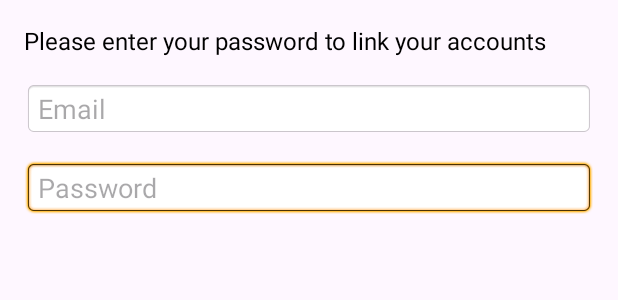
After one commit to Elgen19/SmartCity, an Android app: the layout dialog_link_account.xml on its own in the app's theme, with its tools: preview values and no code run, on a phone screen of 412 x 824 dp. The commit adds this screen. Shown: the top 300 px of the screen. Run offline under Robolectric (Android 15) with nearby library versions, the phone set to English and light mode, and no system bars.

Commit message:
updated edit profile picture, sharedpref onboarding setup

```diff
--- a/app/build.gradle.kts
+++ b/app/build.gradle.kts
@@ -56,6 +56,7 @@ dependencies {
     implementation(libs.material)
     implementation(libs.androidx.activity)
     implementation(libs.androidx.constraintlayout)
+    implementation(libs.firebase.storage.ktx)
     testImplementation(libs.junit)
     androidTestImplementation(libs.androidx.junit)
     androidTestImplementation(libs.androidx.espresso.core)
@@ -66,5 +67,7 @@ dependencies {
     implementation (libs.firebase.database.ktx)
     implementation (libs.play.services.auth)
     implementation (libs.circleimageview)
+    implementation (libs.glide)
+    annotationProcessor (libs.compiler)
 
 }
--- a/app/src/main/java/com/elgenium/smartcity/OnboardingScreenActivity.kt
+++ b/app/src/main/java/com/elgenium/smartcity/OnboardingScreenActivity.kt
@@ -1,12 +1,12 @@
 package com.elgenium.smartcity
 
-import android.content.Intent
+
 import android.os.Bundle
 import androidx.appcompat.app.AppCompatActivity
 import com.elgenium.smartcity.databinding.ActivityOnboardingScreenBinding
 import com.elgenium.smartcity.onboarding_adapter.OnboardingAdapter
 import com.elgenium.smartcity.onboarding_model.OnboardingItem
-import com.google.android.material.tabs.TabLayoutMediator
+
 
 class OnboardingScreenActivity : AppCompatActivity() {
 
--- a/app/src/main/java/com/elgenium/smartcity/ProfileActivity.kt
+++ b/app/src/main/java/com/elgenium/smartcity/ProfileActivity.kt
@@ -4,6 +4,7 @@ import android.content.Intent
 import android.os.Bundle
 import android.widget.Toast
 import androidx.appcompat.app.AppCompatActivity
+import androidx.core.content.ContextCompat
 import com.elgenium.smartcity.databinding.ActivityProfileBinding
 import com.elgenium.smartcity.googlesignin.GoogleSignInClientProvider
 import com.google.android.gms.auth.api.signin.GoogleSignInClient
@@ -31,9 +32,11 @@ class ProfileActivity : AppCompatActivity() {
             signOut()
         }
 
-        binding.profileCard.setOnClickListener{
+        binding.profileCard.setOnClickListener {
+            binding.profileCard.setCardBackgroundColor(ContextCompat.getColor(this, R.color.neutral_color))
             startActivity(Intent(this, EditProfileActivity::class.java))
         }
+
     }
 
     private fun signOut() {
--- a/app/src/main/java/com/elgenium/smartcity/SignInActivity.kt
+++ b/app/src/main/java/com/elgenium/smartcity/SignInActivity.kt
@@ -134,7 +134,7 @@ class SignInActivity : AppCompatActivity() {
         val userInfo = mapOf(
             "email" to email,
             "fullName" to fullName,
-            "phoneNumber" to "Not Available" // Placeholder; phone number needs additional scope or input
+            "phoneNumber" to "Not Available", // Placeholder; phone number needs additional scope or input
         )
         database.child(userId).setValue(userInfo).addOnCompleteListener { task ->
             if (task.isSuccessful) {
@@ -144,6 +144,7 @@ class SignInActivity : AppCompatActivity() {
             }
         }
     }
+
 
 
     private fun signInUser(email: String, password: String) {
--- /dev/null
+++ b/app/src/main/res/drawable/ripple_background.xml
@@ -0,0 +1,5 @@
+<?xml version="1.0" encoding="utf-8"?>
+<ripple xmlns:android="http://schemas.android.com/apk/res/android"
+    android:color="@color/brand_color">
+    <item android:drawable="@android:color/transparent" />
+</ripple>
--- a/app/src/main/res/layout/activity_edit_profile.xml
+++ b/app/src/main/res/layout/activity_edit_profile.xml
@@ -40,6 +40,8 @@
         android:layout_below="@id/titleTextView"
         android:layout_centerHorizontal="true"
         android:layout_marginTop="64dp"
+        android:clickable="true"
+        android:focusable="true"
         android:src="@drawable/male" />
 
     <!-- Personal Information Title -->
@@ -61,6 +63,7 @@
         android:layout_width="match_parent"
         android:layout_height="wrap_content"
         android:layout_below="@id/personalInfoTitle"
+        android:backgroundTint="@color/white"
         android:layout_marginTop="16dp"
         app:cardCornerRadius="8dp"
         app:cardElevation="4dp">
@@ -196,6 +199,7 @@
         app:cornerRadius="8dp"
         android:layout_marginTop="16dp"
         android:layout_marginBottom="16dp"
+        app:rippleColor="@color/brand_color"
         tools:ignore="VisualLintButtonSize" />
 
 </RelativeLayout>
--- a/app/src/main/res/layout/activity_profile.xml
+++ b/app/src/main/res/layout/activity_profile.xml
@@ -26,7 +26,7 @@
         android:layout_height="wrap_content"
         android:text="@string/profile"
         android:textStyle="bold"
-        android:textColor="@color/brand_color"
+        android:textColor="@color/primary_color"
         android:textSize="32sp"
         android:layout_centerHorizontal="true"
         android:layout_alignTop="@id/backButton"
@@ -45,7 +45,7 @@
         app:cardElevation="4dp"
         android:clickable="true"
         android:focusable="true"
-        android:foreground="?attr/selectableItemBackground">
+        app:cardBackgroundColor="@color/white">
 
         <RelativeLayout
             android:layout_width="match_parent"
@@ -100,6 +100,7 @@
         android:text="@string/logout"
         android:textColor="@color/primary_color"
         app:cornerRadius="8dp"
+        app:rippleColor="@color/dark_gray"
         tools:ignore="VisualLintButtonSize" />
 
 </RelativeLayout>
--- /dev/null
+++ b/app/src/main/res/layout/dialog_link_account.xml
@@ -0,0 +1,34 @@
+<?xml version="1.0" encoding="utf-8"?>
+<LinearLayout xmlns:android="http://schemas.android.com/apk/res/android"
+    android:layout_width="match_parent"
+    android:layout_height="wrap_content"
+    android:orientation="vertical"
+    android:padding="16dp">
+
+    <TextView
+        android:id="@+id/linkAccountTextView"
+        android:layout_width="wrap_content"
+        android:layout_height="wrap_content"
+        android:text="Please enter your password to link your accounts"
+        android:textSize="16sp"
+        android:textColor="@android:color/black"
+        android:layout_marginBottom="16dp" />
+
+    <EditText
+        android:id="@+id/emailEditText"
+        android:layout_width="match_parent"
+        android:layout_height="wrap_content"
+        android:hint="Email"
+        android:inputType="textEmailAddress"
+        android:enabled="false"
+        android:background="@android:drawable/editbox_background" />
+
+    <EditText
+        android:id="@+id/passwordEditText"
+        android:layout_width="match_parent"
+        android:layout_height="wrap_content"
+        android:hint="Password"
+        android:inputType="textPassword"
+        android:background="@android:drawable/editbox_background"
+        android:layout_marginTop="16dp" />
+</LinearLayout>
--- a/gradle/libs.versions.toml
+++ b/gradle/libs.versions.toml
@@ -4,6 +4,7 @@ circleimageview = "3.1.0"
 firebaseAuth = "23.0.0"
 firebaseBom = "33.1.2"
 firebaseDatabaseKtx = "21.0.0"
+glide = "4.15.1"
 kotlin = "1.9.0"
 coreKtx = "1.10.1"
 junit = "4.13.2"
@@ -16,14 +17,17 @@ activity = "1.8.0"
 constraintlayout = "2.1.4"
 playServicesAuth = "21.2.0"
 viewpager2 = "1.1.0"
+firebaseStorageKtx = "21.0.0"
 
 [libraries]
 androidx-core-ktx = { group = "androidx.core", name = "core-ktx", version.ref = "coreKtx" }
 androidx-viewpager2 = { module = "androidx.viewpager2:viewpager2", version.ref = "viewpager2" }
 circleimageview = { module = "de.hdodenhof:circleimageview", version.ref = "circleimageview" }
+compiler = { module = "com.github.bumptech.glide:compiler", version.ref = "glide" }
 firebase-auth = { module = "com.google.firebase:firebase-auth", version.ref = "firebaseAuth" }
 firebase-bom = { module = "com.google.firebase:firebase-bom", version.ref = "firebaseBom" }
 firebase-database-ktx = { module = "com.google.firebase:firebase-database-ktx", version.ref = "firebaseDatabaseKtx" }
+glide = { module = "com.github.bumptech.glide:glide", version.ref = "glide" }
 junit = { group = "junit", name = "junit", version.ref = "junit" }
 androidx-junit = { group = "androidx.test.ext", name = "junit", version.ref = "junitVersion" }
 androidx-espresso-core = { group = "androidx.test.espresso", name = "espresso-core", version.ref = "espressoCore" }
@@ -33,6 +37,7 @@ material = { group = "com.google.android.material", name = "material", version.r
 androidx-activity = { group = "androidx.activity", name = "activity", version.ref = "activity" }
 androidx-constraintlayout = { group = "androidx.constraintlayout", name = "constraintlayout", version.ref = "constraintlayout" }
 play-services-auth = { module = "com.google.android.gms:play-services-auth", version.ref = "playServicesAuth" }
+firebase-storage-ktx = { group = "com.google.firebase", name = "firebase-storage-ktx", version.ref = "firebaseStorageKtx" }
 
 [plugins]
 android-application = { id = "com.android.application", version.ref = "agp" }
```
Also changed, not shown: app/src/main/AndroidManifest.xml (+8 -0 lines), app/src/main/java/com/elgenium/smartcity/EditProfileActivity.kt (+102 -5 lines), app/src/main/java/com/elgenium/smartcity/MainActivity.kt (+21 -3 lines), app/src/main/java/com/elgenium/smartcity/RegistrationActivity.kt (+5 -2 lines), app/src/main/java/com/elgenium/smartcity/onboarding_adapter/OnboardingAdapter.kt (+7 -3 lines), app/src/main/java/com/elgenium/smartcity/sharedpreferences/PreferencesManager.kt (added, +21 -0 lines), app/src/main/res/drawable/background_drawable.xml (added, +18 -0 lines), app/src/main/res/drawable/error_image.webp (added).
